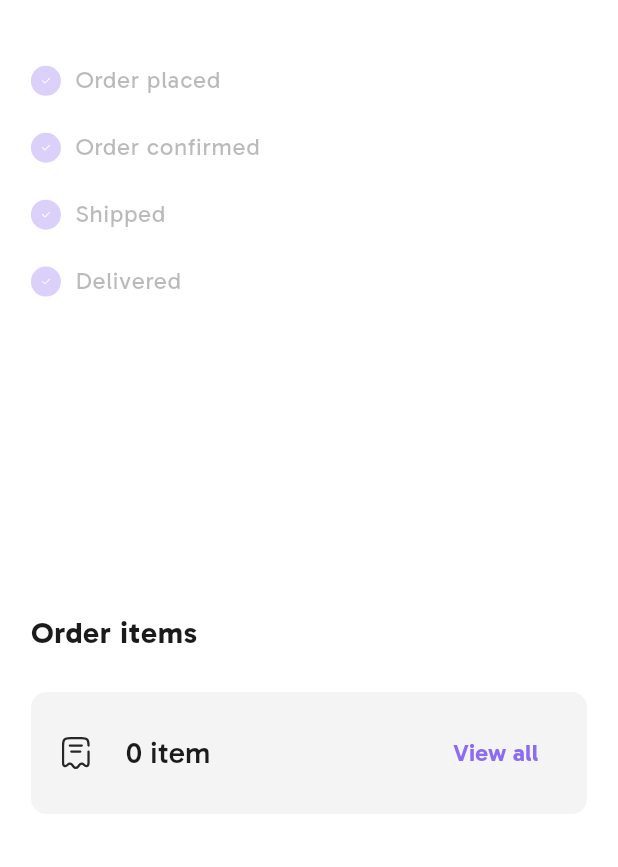
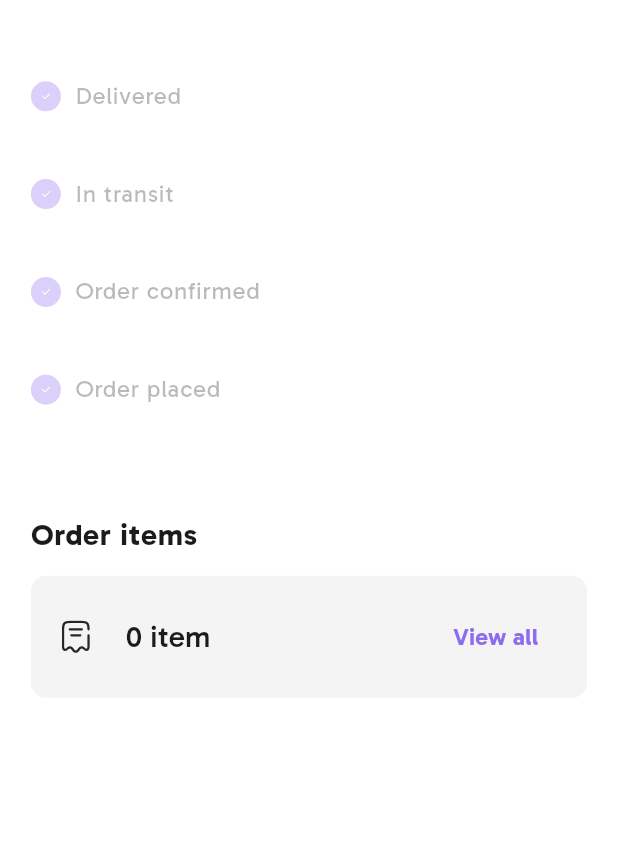
Before and after one commit to o-beckley/stitch, a Flutter app: the OrderDetailsScreen screen opened directly with empty values, on a phone screen of 412 x 824 dp, the part 138-1005 px from its top. Run offline on Flutter 3.47's test engine with Material 3 defaults, Android fonts, the phone set to English and light mode, and no system bars; our stand-ins replace cached_network_image, cloud_firestore, firebase_auth, firebase_core, flutter_screenutil, flutter_svg and 3 more; accounts and stored records are empty.

Commit message:
- renamed the orderItemCard to cartItemCard - created a custom tile and make the order card use it - minor changes to order details screen - created the add_address_screen.dart file

```diff
--- a/lib/config/route_paths.dart
+++ b/lib/config/route_paths.dart
@@ -1,5 +1,6 @@
 class RoutePaths {
   RoutePaths._();
+  static const String addAddressScreen = '/add_address_screen';
   static const String cartScreen = '/cart_screen';
   static const String checkoutScreen = '/checkout_screen';
   static const String createAccountScreen = '/create_account_screen';
--- a/lib/config/router_config.dart
+++ b/lib/config/router_config.dart
@@ -12,6 +12,7 @@ import 'package:stitch/screens/authentication/reset_email_sent_screen.dart';
 import 'package:stitch/screens/authentication/set_preferences_screen.dart';
 import 'package:stitch/screens/authentication/sign_in_screen.dart';
 import 'package:stitch/screens/authentication/splash_screen.dart';
+import 'package:stitch/screens/home/add_address_screen.dart';
 import 'package:stitch/screens/home/cart_screen.dart';
 import 'package:stitch/screens/home/checkout_screen.dart';
 import 'package:stitch/screens/home/home.dart';
@@ -23,6 +24,13 @@ final GoRouter routerConfig = GoRouter( // TODO: add routing animations
   initialLocation: RoutePaths.splashScreen,
   errorBuilder: (context, state) => const ErrorBuilder(),
   routes: [
+    GoRoute(
+      path: RoutePaths.addAddressScreen,
+      pageBuilder: (context, state) => CupertinoPage(
+        child: const AddAddressScreen(),
+        key: state.pageKey
+      )
+    ),
     GoRoute(
       path: RoutePaths.cartScreen,
       pageBuilder: (context, state) => CupertinoPage(
--- a/lib/screens/home/cart_screen.dart
+++ b/lib/screens/home/cart_screen.dart
@@ -10,7 +10,7 @@ import 'package:stitch/network_services/user_management_service.dart';
 import 'package:stitch/theme/color_theme.dart';
 import 'package:stitch/widgets/app_bar.dart';
 import 'package:stitch/widgets/buttons.dart';
-import 'package:stitch/widgets/order_item_card.dart';
+import 'package:stitch/widgets/cart_item_card.dart';
 import 'package:stitch/widgets/loading_indicator.dart';
 import 'package:stitch/widgets/placeholders.dart';
 
@@ -58,7 +58,7 @@ class _CartScreenState extends State<CartScreen> {
                           itemBuilder: (context, index){
                             return Padding(
                               padding: EdgeInsets.symmetric(vertical: 0.02.sw),
-                              child: OrderItemCard(item: snapshot.data![index]),
+                              child: CartItemCard(item: snapshot.data![index]),
                             );
                           },
                         )
--- a/lib/screens/home/order_details_screen.dart
+++ b/lib/screens/home/order_details_screen.dart
@@ -9,7 +9,7 @@ import 'package:stitch/models/order_model.dart';
 import 'package:stitch/theme/color_theme.dart';
 import 'package:stitch/widgets/app_bar.dart';
 import 'package:stitch/widgets/buttons.dart';
-import 'package:stitch/widgets/order_item_card.dart';
+import 'package:stitch/widgets/cart_item_card.dart';
 
 class OrderDetailsScreen extends StatefulWidget {
   final StitchOrder order;
@@ -24,7 +24,7 @@ class OrderDetailsScreen extends StatefulWidget {
 }
 
 class _OrderDetailsScreenState extends State<OrderDetailsScreen> {
-  final GlobalKey<AnimatedListState> _itemListKey = GlobalKey<AnimatedListState>();
+  final GlobalKey<AnimatedListState> _itemListKey = GlobalKey();
   bool _shouldShowOrderItems = false;
   List<OrderItem> orderItems =  [];
   int length = 1;
@@ -58,30 +58,30 @@ class _OrderDetailsScreenState extends State<OrderDetailsScreen> {
             ),
             SliverToBoxAdapter(
               child: Padding(
-                padding: EdgeInsets.symmetric(vertical: 0.025.sw),
-                child: _DisplayOrderState(status: 'Order placed', timestamp: widget.order.status[OrderStatus.placed]),
+                padding: EdgeInsets.symmetric(vertical: 0.05.sw),
+                child: _DisplayOrderState(status: 'Delivered', timestamp: widget.order.status[OrderStatus.delivered]),
               ),
             ),
             SliverToBoxAdapter(
               child: Padding(
-                padding: EdgeInsets.symmetric(vertical: 0.025.sw),
+                padding: EdgeInsets.symmetric(vertical: 0.05.sw),
+                child: _DisplayOrderState(status: 'In transit', timestamp: widget.order.status[OrderStatus.shipped]),
+              ),
+            ),
+            SliverToBoxAdapter(
+              child: Padding(
+                padding: EdgeInsets.symmetric(vertical: 0.05.sw),
                 child: _DisplayOrderState(status: 'Order confirmed', timestamp: widget.order.status[OrderStatus.confirmed]),
               ),
             ),
             SliverToBoxAdapter(
               child: Padding(
-                padding: EdgeInsets.symmetric(vertical: 0.025.sw),
-                child: _DisplayOrderState(status: 'Shipped', timestamp: widget.order.status[OrderStatus.shipped]),
+                padding: EdgeInsets.symmetric(vertical: 0.05.sw),
+                child: _DisplayOrderState(status: 'Order placed', timestamp: widget.order.status[OrderStatus.placed]),
               ),
             ),
             SliverToBoxAdapter(
-              child: Padding(
-                padding: EdgeInsets.symmetric(vertical: 0.025.sw),
-                child: _DisplayOrderState(status: 'Delivered', timestamp: widget.order.status[OrderStatus.delivered]),
-              ),
-            ),
-            SliverToBoxAdapter(
-              child: 0.4.sw.verticalSpace,
+              child: 0.1.sw.verticalSpace,
             ),
             SliverToBoxAdapter(
               child: Text(
@@ -93,7 +93,7 @@ class _OrderDetailsScreenState extends State<OrderDetailsScreen> {
               )
             ),
             SliverToBoxAdapter(
-              child: 0.05.sw.verticalSpace,
+              child: 0.025.sw.verticalSpace,
             ),
             SliverToBoxAdapter(
               child: Container(
@@ -154,7 +154,7 @@ class _OrderDetailsScreenState extends State<OrderDetailsScreen> {
                         end: Offset.zero
                       )
                     ),
-                    child: OrderItemCard(item: orderItems[index])
+                    child: CartItemCard(item: orderItems[index])
                   ),
                 );
               },
```
Also changed, not shown: lib/screens/home/add_address_screen.dart (added, +15 -0 lines), lib/widgets/cart_item_card.dart (renamed from lib/widgets/order_item_card.dart, +4 -4 lines), lib/widgets/custom_tile.dart (added, +85 -0 lines), lib/widgets/order_card.dart (+7 -36 lines).
